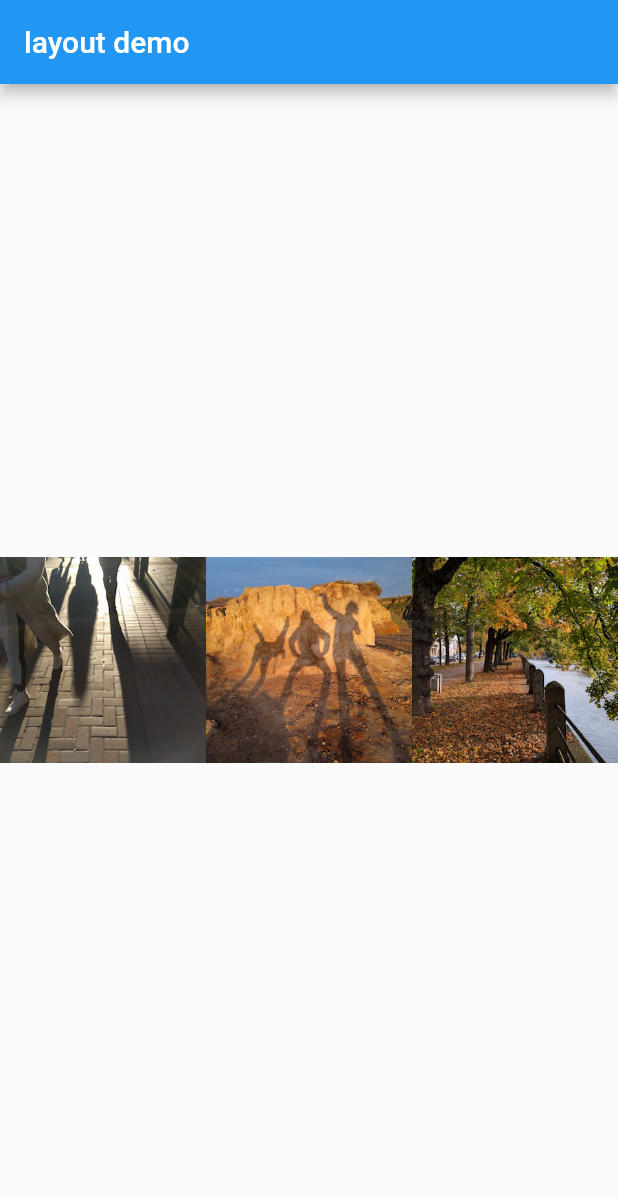
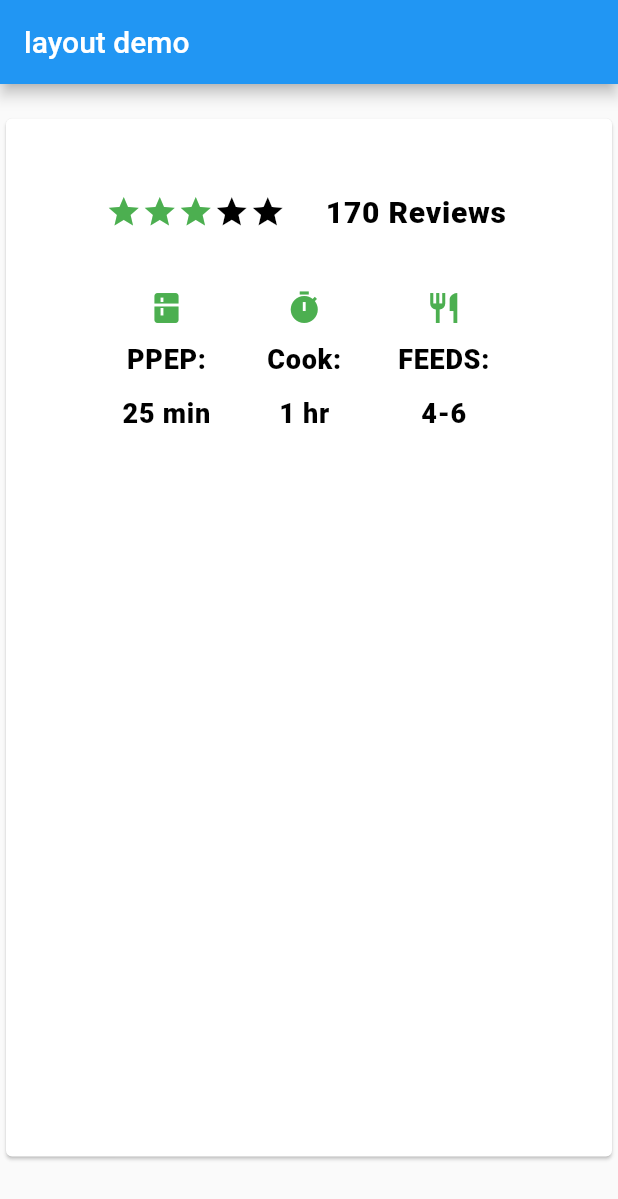
Before and after one commit to sevenOnClass/my_flutter, a Flutter app: the screen it shows after launch, on a phone screen of 412 x 824 dp. Shown: the top 1199 px of the screen. Run offline on Flutter 3.47's test engine with Material 2 defaults, Android fonts, the phone set to English and light mode, and no system bars.

Commit message:
自定义菜单布局

```diff
--- a/lib/main.dart
+++ b/lib/main.dart
@@ -10,9 +10,96 @@ class MyApp extends StatelessWidget {
   // This widget is the root of your application.
   @override
   Widget build(BuildContext context) {
+    // 尝试直接使用row和column
 //    return Container(
 //      child: buildExpandedImages(),
 //    );
+
+    var stars = Row(
+      mainAxisSize: MainAxisSize.min,
+      children: <Widget>[
+        Icon(Icons.star,color: Colors.green[500]),
+        Icon(Icons.star,color: Colors.green[500]),
+        Icon(Icons.star,color: Colors.green[500]),
+        Icon(Icons.star,color: Colors.black),
+        Icon(Icons.star,color: Colors.black),
+      ],
+    );
+
+    final ratings = Container(
+      padding: EdgeInsets.all(20),
+      child: Row(
+        mainAxisAlignment: MainAxisAlignment.spaceEvenly,
+        children: <Widget>[
+          stars,
+          Text(
+            '170 Reviews',
+            style: TextStyle(
+              color: Colors.black,
+              fontWeight: FontWeight.w800,
+              fontFamily: 'Roboto',
+              letterSpacing: 0.5,
+              fontSize: 20,
+            ),
+          ),
+        ],
+      ),
+    );
+
+    final descTextStyle = TextStyle(
+      color: Colors.black,
+      fontWeight: FontWeight.w800,
+      fontFamily: 'Roboto',
+      letterSpacing: 0.5,
+      fontSize: 18,
+      height: 2,
+    );
+
+    final iconList = DefaultTextStyle.merge(
+      style: descTextStyle,
+      child: Container(
+        padding: EdgeInsets.all(20),
+        child: Row(
+          mainAxisAlignment: MainAxisAlignment.spaceEvenly,
+          children: <Widget>[
+            Column(
+              children: <Widget>[
+                Icon(Icons.kitchen, color: Colors.green[500]),
+                Text('PPEP:'),
+                Text('25 min'),
+              ],
+            ),
+            Column(
+              children: <Widget>[
+                Icon(Icons.timer, color: Colors.green[500]),
+                Text('Cook:'),
+                Text('1 hr'),
+              ],
+            ),
+            Column(
+              children: <Widget>[
+                Icon(Icons.restaurant, color: Colors.green[500]),
+                Text('FEEDS:'),
+                Text('4-6'),
+              ],
+            ),
+          ],
+        ),
+      ),
+    );
+
+    final leftColumn = Container(
+      padding: EdgeInsets.fromLTRB(20, 30, 20, 20),
+      child: Column(
+        children: <Widget>[
+          ratings,
+          iconList,
+        ],
+      ),
+    );
+
+
+
     return MaterialApp(
       title:'Flutter layout demo',
       home: Scaffold(
@@ -20,11 +107,26 @@ class MyApp extends StatelessWidget {
           title: Text('layout demo'),
         ),
         body: Center(
-          child: buildExpandedImages(),
+          child: Container(
+            margin: EdgeInsets.fromLTRB(0, 0, 0, 30),
+            height: 700,
+            child: Card(
+              child: Row(
+                crossAxisAlignment: CrossAxisAlignment.start,
+                children: <Widget>[
+                  Container(
+                    width:400,
+                    child: leftColumn,
+                ),
+                ],
+              ),
+            ),
+          ),
         ),
       ),
     );
   }
+
 
 
   Widget buildOverflowingRow() => Row(
```
